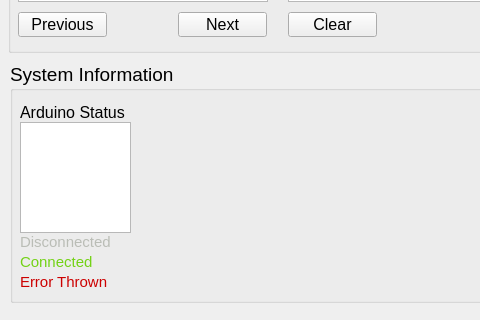
Above: src/omniroute_operation/src/three_by_three_interface/interface.ui from NC4Lab/omniroute_ubuntu_ws before the change; both pictures show x 0 to 480 and y 618 to 938 of the 789 by 938 pixel window. Below: the same form after it.
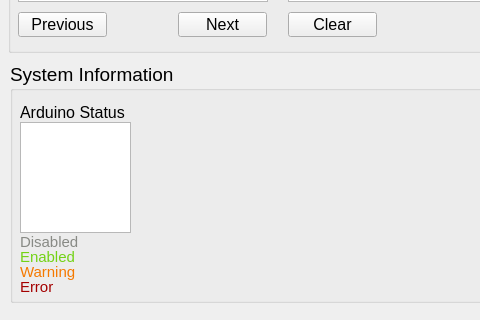
That is the form after the change.

```diff
--- a/src/omniroute_operation/src/three_by_three_interface/interface.ui
+++ b/src/omniroute_operation/src/three_by_three_interface/interface.ui
@@ -283,14 +283,14 @@
      </font>
     </property>
     <property name="text">
-     <string>&lt;html&gt;&lt;head/&gt;&lt;body&gt;&lt;p&gt;&lt;span style=&quot; color:#babdb6;&quot;&gt;Disconnected&lt;/span&gt;&lt;/p&gt;&lt;/body&gt;&lt;/html&gt;</string>
+     <string>&lt;html&gt;&lt;head/&gt;&lt;body&gt;&lt;p&gt;&lt;span style=&quot; color:#888a85;&quot;&gt;Disabled&lt;/span&gt;&lt;/p&gt;&lt;/body&gt;&lt;/html&gt;</string>
     </property>
    </widget>
    <widget class="QLabel" name="ardLabel_2">
     <property name="geometry">
      <rect>
       <x>10</x>
-      <y>190</y>
+      <y>185</y>
       <width>101</width>
       <height>21</height>
      </rect>
@@ -301,14 +301,14 @@
      </font>
     </property>
     <property name="text">
-     <string>&lt;html&gt;&lt;head/&gt;&lt;body&gt;&lt;p&gt;&lt;span style=&quot; color:#73d216;&quot;&gt;Connected&lt;/span&gt;&lt;/p&gt;&lt;/body&gt;&lt;/html&gt;</string>
+     <string>&lt;html&gt;&lt;head/&gt;&lt;body&gt;&lt;p&gt;&lt;span style=&quot; color:#73d216;&quot;&gt;Enabled&lt;/span&gt;&lt;/p&gt;&lt;/body&gt;&lt;/html&gt;</string>
     </property>
    </widget>
    <widget class="QLabel" name="ardLabel_3">
     <property name="geometry">
      <rect>
       <x>10</x>
-      <y>210</y>
+      <y>200</y>
       <width>101</width>
       <height>21</height>
      </rect>
@@ -319,7 +319,7 @@
      </font>
     </property>
     <property name="text">
-     <string>&lt;html&gt;&lt;head/&gt;&lt;body&gt;&lt;p&gt;&lt;span style=&quot; color:#cc0000;&quot;&gt;Error Thrown&lt;/span&gt;&lt;/p&gt;&lt;/body&gt;&lt;/html&gt;</string>
+     <string>&lt;html&gt;&lt;head/&gt;&lt;body&gt;&lt;p&gt;&lt;span style=&quot; color:#f57900;&quot;&gt;Warning&lt;/span&gt;&lt;/p&gt;&lt;/body&gt;&lt;/html&gt;</string>
     </property>
    </widget>
    <widget class="QPushButton" name="sysQuiteBtn">
@@ -340,6 +340,24 @@
      <string>QUIT</string>
     </property>
    </widget>
+   <widget class="QLabel" name="ardLabel_4">
+    <property name="geometry">
+     <rect>
+      <x>10</x>
+      <y>215</y>
+      <width>101</width>
+      <height>21</height>
+     </rect>
+    </property>
+    <property name="font">
+     <font>
+      <pointsize>11</pointsize>
+     </font>
+    </property>
+    <property name="text">
+     <string>&lt;html&gt;&lt;head/&gt;&lt;body&gt;&lt;p&gt;&lt;span style=&quot; color:#a40000;&quot;&gt;Error&lt;/span&gt;&lt;/p&gt;&lt;/body&gt;&lt;/html&gt;</string>
+    </property>
+   </widget>
   </widget>
  </widget>
  <resources/>
```
